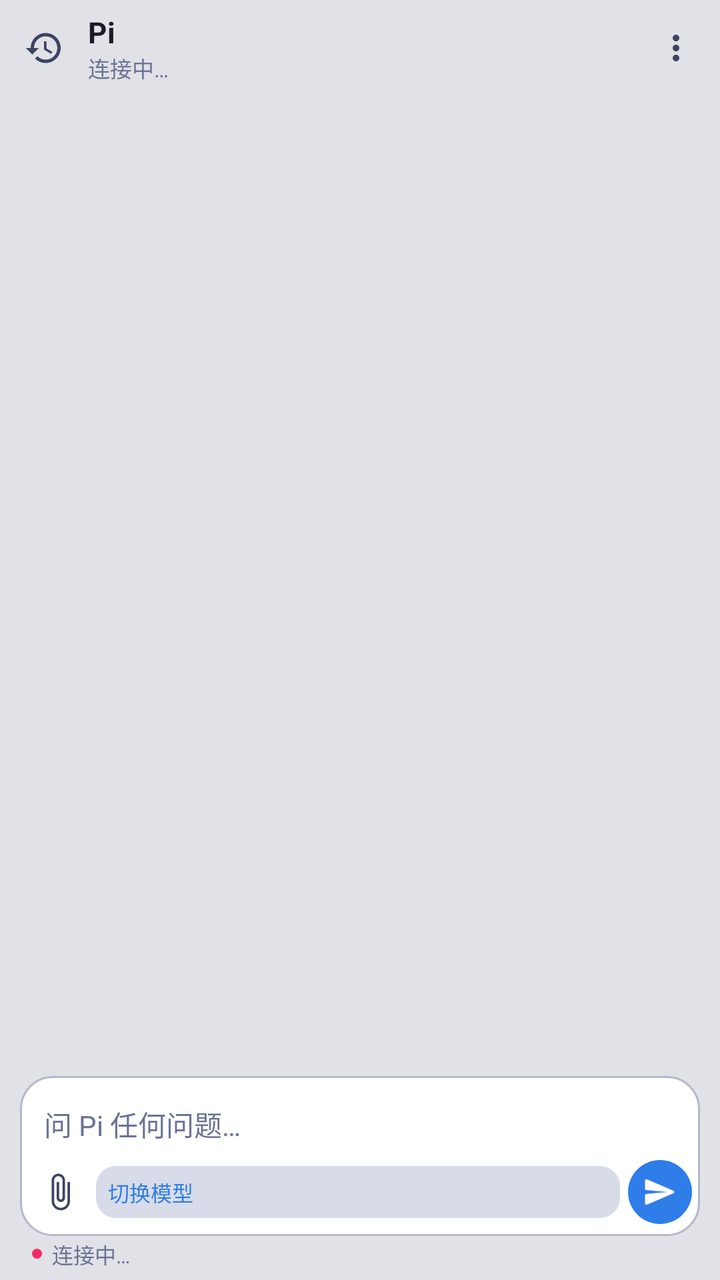
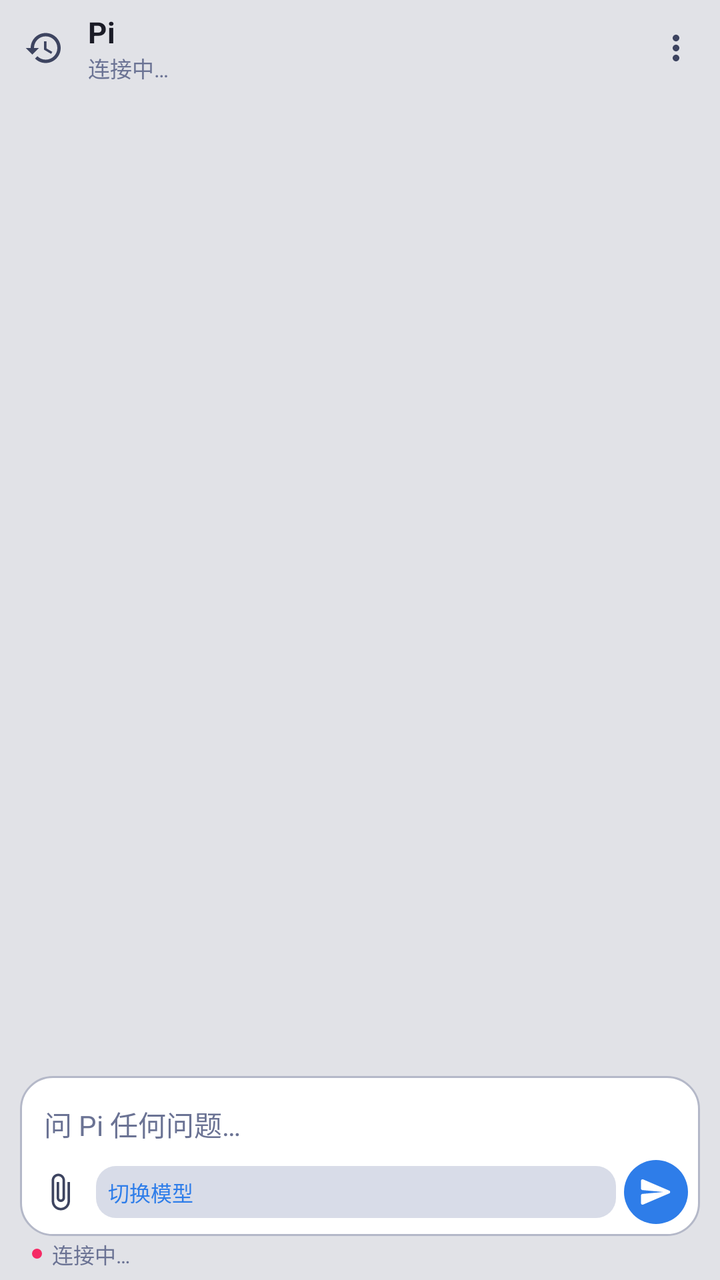

The first picture is an Android layout as it rendered before a commit; the second is the same layout after the commit. The layout source and the unified diff follow.
<!-- AndroidManifest.xml: application theme AppTheme -->
<!-- res/layout/activity_main.xml -->
<?xml version="1.0" encoding="utf-8"?>
<LinearLayout xmlns:android="http://schemas.android.com/apk/res/android"
    android:id="@+id/root"
    android:layout_width="match_parent"
    android:layout_height="match_parent"
    android:background="@color/bg_base"
    android:orientation="vertical">

    
    <LinearLayout
        android:id="@+id/top_bar"
        android:layout_width="match_parent"
        android:layout_height="wrap_content"
        android:background="@color/bg_base"
        android:orientation="vertical"
        android:paddingBottom="2dp">

        <LinearLayout
            android:id="@+id/toolbar_row"
            android:layout_width="match_parent"
            android:layout_height="48dp"
            android:gravity="center_vertical"
            android:orientation="horizontal"
            android:paddingStart="2dp"
            android:paddingEnd="2dp">

            <ImageButton
                android:id="@+id/btn_sessions"
                android:layout_width="40dp"
                android:layout_height="40dp"
                android:background="?attr/selectableItemBackgroundBorderless"
                android:contentDescription="@string/action_sessions"
                android:padding="10dp"
                android:scaleType="centerInside"
                android:src="@drawable/ic_history"
                android:tint="@color/text_secondary" />

            <LinearLayout
                android:layout_width="0dp"
                android:layout_height="wrap_content"
                android:layout_marginStart="2dp"
                android:layout_weight="1"
                android:orientation="vertical"
                android:paddingEnd="6dp">

                <TextView
                    android:id="@+id/session_title"
                    style="@style/ToolbarTitle"
                    android:layout_width="match_parent"
                    android:layout_height="wrap_content"
                    android:text="@string/app_name" />

                <TextView
                    android:id="@+id/session_meta"
                    style="@style/MonoMetaText"
                    android:layout_width="match_parent"
                    android:layout_height="wrap_content"
                    android:ellipsize="middle"
                    android:maxLines="1"
                    android:text="@string/status_connecting"
                    android:textColor="@color/text_muted"
                    android:textSize="11sp" />
            </LinearLayout>

            <TextView
                android:id="@+id/diff_badge"
                style="@style/MonoMetaText"
                android:layout_width="wrap_content"
                android:layout_height="wrap_content"
                android:layout_marginEnd="2dp"
                android:background="@drawable/bg_diff_badge"
                android:paddingStart="7dp"
                android:paddingTop="3dp"
                android:paddingEnd="7dp"
                android:paddingBottom="3dp"
                android:textSize="10.5sp"
                android:visibility="gone" />

            <ImageButton
                android:id="@+id/btn_overflow"
                android:layout_width="40dp"
                android:layout_height="40dp"
                android:background="?attr/selectableItemBackgroundBorderless"
                android:contentDescription="@string/action_more"
                android:padding="10dp"
                android:scaleType="centerInside"
                android:src="@drawable/ic_more_vert"
                android:tint="@color/text_secondary" />
        </LinearLayout>
    </LinearLayout>

    <LinearLayout
        android:id="@+id/reconnect_banner"
        android:layout_width="match_parent"
        android:layout_height="wrap_content"
        android:background="@drawable/bg_reconnect_banner"
        android:gravity="center_vertical"
        android:orientation="horizontal"
        android:paddingStart="12dp"
        android:paddingTop="8dp"
        android:paddingEnd="6dp"
        android:paddingBottom="8dp"
        android:visibility="gone">

        <TextView
            android:id="@+id/reconnect_text"
            android:layout_width="0dp"
            android:layout_height="wrap_content"
            android:layout_weight="1"
            android:text="@string/reconnect_banner"
            android:textColor="@color/pi_salmon"
            android:textSize="12.5sp" />

        <com.google.android.material.button.MaterialButton
            android:id="@+id/reconnect_btn"
            style="@style/Widget.Material3.Button.TextButton"
            android:layout_width="wrap_content"
            android:layout_height="wrap_content"
            android:minWidth="0dp"
            android:text="@string/reconnect_action"
            android:textColor="@color/pi_blue"
            android:textSize="13sp" />
    </LinearLayout>

    <FrameLayout
        android:layout_width="match_parent"
        android:layout_height="0dp"
        android:layout_weight="1">

        <androidx.recyclerview.widget.RecyclerView
            android:id="@+id/messages"
            android:layout_width="match_parent"
            android:layout_height="match_parent"
            android:clipToPadding="false"
            android:overScrollMode="never"
            android:paddingTop="2dp"
            android:paddingBottom="10dp" />

        <ImageButton
            android:id="@+id/scroll_bottom"
            android:layout_width="36dp"
            android:layout_height="36dp"
            android:layout_gravity="bottom|center_horizontal"
            android:layout_marginBottom="8dp"
            android:background="@drawable/bg_scroll_bottom"
            android:contentDescription="@string/scroll_to_bottom"
            android:elevation="2dp"
            android:padding="7dp"
            android:scaleType="centerInside"
            android:src="@drawable/ic_scroll_down"
            android:tint="@color/text_secondary"
            android:visibility="gone" />

        <LinearLayout
            android:id="@+id/empty_state"
            android:layout_width="match_parent"
            android:layout_height="wrap_content"
            android:layout_gravity="center"
            android:gravity="center_horizontal"
            android:orientation="vertical"
            android:paddingStart="32dp"
            android:paddingEnd="32dp"
            android:visibility="gone">

            <ImageView
                android:layout_width="40dp"
                android:layout_height="40dp"
                android:alpha="0.9"
                android:contentDescription="@string/app_name"
                android:src="@drawable/ic_pi_logo" />

            <TextView
                android:id="@+id/empty_title"
                android:layout_width="wrap_content"
                android:layout_height="wrap_content"
                android:layout_marginTop="14dp"
                android:text="@string/empty_title"
                android:textColor="@color/text_primary"
                android:textSize="17sp"
                android:textStyle="bold" />

            <TextView
                android:id="@+id/empty_body"
                android:layout_width="match_parent"
                android:layout_height="wrap_content"
                android:layout_marginTop="6dp"
                android:gravity="center"
                android:lineSpacingMultiplier="1.25"
                android:text="@string/empty_body"
                android:textColor="@color/text_secondary"
                android:textSize="13sp" />

            <com.google.android.material.button.MaterialButton
                android:id="@+id/empty_action"
                style="@style/Widget.Material3.Button.TextButton"
                android:layout_width="wrap_content"
                android:layout_height="wrap_content"
                android:layout_marginTop="8dp"
                android:text="@string/empty_open_settings"
                android:textColor="@color/pi_blue"
                android:visibility="gone" />

            <LinearLayout
                android:id="@+id/suggest_row"
                android:layout_width="match_parent"
                android:layout_height="wrap_content"
                android:layout_marginTop="20dp"
                android:gravity="center"
                android:orientation="vertical" />
        </LinearLayout>
    </FrameLayout>

    <LinearLayout
        android:id="@+id/slash_panel"
        android:layout_width="match_parent"
        android:layout_height="wrap_content"
        android:background="@drawable/bg_slash_panel"
        android:elevation="2dp"
        android:orientation="vertical"
        android:paddingTop="4dp"
        android:paddingBottom="2dp"
        android:visibility="gone">

        <TextView
            android:layout_width="match_parent"
            android:layout_height="wrap_content"
            android:paddingStart="14dp"
            android:paddingEnd="14dp"
            android:paddingBottom="2dp"
            android:text="@string/slash_hint_title"
            android:textColor="@color/text_muted"
            android:textSize="11sp" />

        <androidx.recyclerview.widget.RecyclerView
            android:id="@+id/slash_list"
            android:layout_width="match_parent"
            android:layout_height="wrap_content"
            android:nestedScrollingEnabled="false"
            android:overScrollMode="never" />
    </LinearLayout>

    
    <LinearLayout
        android:id="@+id/actions"
        android:layout_width="match_parent"
        android:layout_height="wrap_content"
        android:layout_marginStart="10dp"
        android:layout_marginEnd="10dp"
        android:layout_marginBottom="6dp"
        android:background="@drawable/bg_approval_card"
        android:orientation="vertical"
        android:paddingStart="12dp"
        android:paddingTop="10dp"
        android:paddingEnd="12dp"
        android:paddingBottom="10dp"
        android:visibility="gone">

        <TextView
            android:id="@+id/actions_title"
            android:layout_width="match_parent"
            android:layout_height="wrap_content"
            android:textColor="@color/pi_amber"
            android:textSize="13sp"
            android:textStyle="bold" />

        <TextView
            android:id="@+id/actions_body"
            style="@style/MonoMetaText"
            android:layout_width="match_parent"
            android:layout_height="wrap_content"
            android:layout_marginTop="6dp"
            android:background="@drawable/bg_tool_output"
            android:maxLines="8"
            android:padding="8dp"
            android:scrollHorizontally="false"
            android:textColor="@color/text_secondary"
            android:textIsSelectable="true"
            android:textSize="11.5sp"
            android:visibility="gone" />

        <EditText
            android:id="@+id/actions_input"
            android:layout_width="match_parent"
            android:layout_height="wrap_content"
            android:layout_marginTop="6dp"
            android:background="@drawable/bg_composer"
            android:hint=""
            android:maxLines="5"
            android:padding="10dp"
            android:scrollHorizontally="false"
            android:textColor="@color/text_primary"
            android:textColorHint="@color/text_muted"
            android:textSize="14sp"
            android:visibility="gone" />

        <LinearLayout
            android:id="@+id/actions_buttons"
            android:layout_width="match_parent"
            android:layout_height="wrap_content"
            android:layout_marginTop="8dp"
            android:gravity="end"
            android:orientation="horizontal" />
    </LinearLayout>

    <TextView
        android:id="@+id/generation_status"
        style="@style/MonoMetaText"
        android:layout_width="match_parent"
        android:layout_height="wrap_content"
        android:ellipsize="end"
        android:maxLines="1"
        android:paddingStart="14dp"
        android:paddingTop="1dp"
        android:paddingEnd="14dp"
        android:paddingBottom="1dp"
        android:textColor="@color/text_muted"
        android:textSize="11sp"
        android:visibility="gone" />

    
    <LinearLayout
        android:id="@+id/composer_bar"
        android:layout_width="match_parent"
        android:layout_height="wrap_content"
        android:orientation="vertical"
        android:paddingStart="10dp"
        android:paddingTop="2dp"
        android:paddingEnd="10dp"
        android:paddingBottom="4dp">

        <LinearLayout
            android:layout_width="match_parent"
            android:layout_height="wrap_content"
            android:background="@drawable/bg_composer_card"
            android:orientation="vertical"
            android:paddingStart="2dp"
            android:paddingTop="4dp"
            android:paddingEnd="2dp"
            android:paddingBottom="4dp">

            <HorizontalScrollView
                android:id="@+id/attachment_scroller"
                android:layout_width="match_parent"
                android:layout_height="wrap_content"
                android:layout_marginStart="6dp"
                android:layout_marginEnd="6dp"
                android:layout_marginBottom="2dp"
                android:scrollbars="none"
                android:visibility="gone">

                <LinearLayout
                    android:id="@+id/attachment_row"
                    android:layout_width="wrap_content"
                    android:layout_height="wrap_content"
                    android:orientation="horizontal" />
            </HorizontalScrollView>

            <EditText
                android:id="@+id/composer"
                style="@style/ComposerText"
                android:layout_width="match_parent"
                android:layout_height="wrap_content"
                android:background="@android:color/transparent"
                android:hint="@string/hint_message"
                android:imeOptions="actionNone|flagNoExtractUi"
                android:inputType="textMultiLine|textCapSentences"
                android:maxLines="6"
                android:minHeight="36dp"
                android:paddingStart="10dp"
                android:paddingTop="6dp"
                android:paddingEnd="10dp"
                android:paddingBottom="2dp" />

            
            <LinearLayout
                android:layout_width="match_parent"
                android:layout_height="36dp"
                android:gravity="center_vertical"
                android:orientation="horizontal"
                android:paddingStart="2dp"
                android:paddingEnd="2dp">

                <ImageButton
                    android:id="@+id/btn_attach"
                    android:layout_width="32dp"
                    android:layout_height="32dp"
                    android:background="?attr/selectableItemBackgroundBorderless"
                    android:contentDescription="@string/action_attach"
                    android:padding="6dp"
                    android:scaleType="centerInside"
                    android:src="@drawable/ic_attach"
                    android:tint="@color/text_secondary" />

                <TextView
                    android:id="@+id/model_chip"
                    style="@style/MonoMetaText"
                    android:layout_width="0dp"
                    android:layout_height="26dp"
                    android:layout_marginStart="2dp"
                    android:layout_marginEnd="4dp"
                    android:layout_weight="1"
                    android:background="@drawable/bg_status_chip"
                    android:clickable="true"
                    android:ellipsize="end"
                    android:focusable="true"
                    android:gravity="center_vertical"
                    android:maxLines="1"
                    android:minWidth="36dp"
                    android:paddingStart="6dp"
                    android:paddingEnd="6dp"
                    android:singleLine="true"
                    android:text="@string/action_model"
                    android:textColor="@color/pi_blue"
                    android:textSize="10.5sp" />

                <LinearLayout
                    android:id="@+id/steer_toggle"
                    android:layout_width="wrap_content"
                    android:layout_height="26dp"
                    android:layout_marginEnd="2dp"
                    android:background="@drawable/bg_segmented"
                    android:orientation="horizontal"
                    android:visibility="gone">

                    <TextView
                        android:id="@+id/steer_mode_plan"
                        style="@style/MonoMetaText"
                        android:layout_width="wrap_content"
                        android:layout_height="match_parent"
                        android:gravity="center"
                        android:paddingStart="5dp"
                        android:paddingEnd="5dp"
                        android:text="@string/composer_plan"
                        android:textColor="@color/text_muted"
                        android:textSize="10sp" />

                    <TextView
                        android:id="@+id/steer_mode_steer"
                        style="@style/MonoMetaText"
                        android:layout_width="wrap_content"
                        android:layout_height="match_parent"
                        android:background="@drawable/bg_segmented_on"
                        android:gravity="center"
                        android:paddingStart="5dp"
                        android:paddingEnd="5dp"
                        android:text="@string/composer_steer"
                        android:textColor="@color/md_theme_onPrimary"
                        android:textSize="10sp" />

                    <TextView
                        android:id="@+id/steer_mode_queue"
                        style="@style/MonoMetaText"
                        android:layout_width="wrap_content"
                        android:layout_height="match_parent"
                        android:gravity="center"
                        android:paddingStart="5dp"
                        android:paddingEnd="5dp"
                        android:text="@string/composer_queue"
                        android:textColor="@color/text_muted"
                        android:textSize="10sp" />
                </LinearLayout>

                <ImageButton
                    android:id="@+id/btn_stop"
                    android:layout_width="32dp"
                    android:layout_height="32dp"
                    android:background="?attr/selectableItemBackgroundBorderless"
                    android:contentDescription="@string/action_stop"
                    android:padding="6dp"
                    android:scaleType="centerInside"
                    android:src="@drawable/ic_stop"
                    android:tint="@color/status_offline"
                    android:visibility="gone" />

                <ImageButton
                    android:id="@+id/send"
                    android:layout_width="32dp"
                    android:layout_height="32dp"
                    android:background="@drawable/bg_send_button"
                    android:contentDescription="@string/action_send"
                    android:padding="7dp"
                    android:scaleType="centerInside"
                    android:src="@drawable/ic_send"
                    android:tint="@color/md_theme_onPrimary" />
            </LinearLayout>
        </LinearLayout>

        
        <LinearLayout
            android:id="@+id/status_footer"
            android:layout_width="match_parent"
            android:layout_height="18dp"
            android:gravity="center_vertical"
            android:orientation="horizontal"
            android:paddingStart="6dp"
            android:paddingTop="0dp"
            android:paddingEnd="6dp"
            android:paddingBottom="0dp">

            <View
                android:id="@+id/status_dot"
                android:layout_width="5dp"
                android:layout_height="5dp"
                android:background="@drawable/ic_status_dot" />

            <TextView
                android:id="@+id/status_text"
                style="@style/MonoMetaText"
                android:layout_width="0dp"
                android:layout_height="wrap_content"
                android:layout_marginStart="5dp"
                android:layout_weight="1"
                android:ellipsize="end"
                android:maxLines="1"
                android:singleLine="true"
                android:text="@string/status_connecting"
                android:textColor="@color/text_muted"
                android:textSize="10.5sp" />

            <TextView
                android:id="@+id/footer_sep"
                style="@style/MonoMetaText"
                android:layout_width="wrap_content"
                android:layout_height="wrap_content"
                android:paddingStart="4dp"
                android:paddingEnd="4dp"
                android:text="·"
                android:textColor="@color/text_faint"
                android:textSize="10.5sp"
                android:visibility="gone" />

            <FrameLayout
                android:id="@+id/context_bar_wrap"
                android:layout_width="28dp"
                android:layout_height="4dp"
                android:layout_marginEnd="4dp"
                android:background="@drawable/bg_context_bar_track"
                android:visibility="gone">

                <View
                    android:id="@+id/context_bar_fill"
                    android:layout_width="0dp"
                    android:layout_height="match_parent"
                    android:background="@drawable/bg_context_bar_fill" />
            </FrameLayout>

            <TextView
                android:id="@+id/footer_stats"
                style="@style/MonoMetaText"
                android:layout_width="wrap_content"
                android:layout_height="wrap_content"
                android:ellipsize="end"
                android:maxLines="1"
                android:maxWidth="160dp"
                android:singleLine="true"
                android:textColor="@color/text_faint"
                android:textSize="10.5sp"
                android:visibility="gone" />
        </LinearLayout>
    </LinearLayout>

    
    <View
        android:id="@+id/status_chip"
        android:layout_width="0dp"
        android:layout_height="0dp"
        android:visibility="gone" />
</LinearLayout>
<!-- resources referenced by this layout -->
<resources>
  <color name="bg_base">#E1E2E7</color>
  <color name="md_theme_onPrimary">#FFFFFF</color>
  <color name="pi_amber">#B15C00</color>
  <color name="pi_blue">#2E7DE9</color>
  <color name="pi_salmon">#F52A65</color>
  <color name="status_offline">#F52A65</color>
  <color name="text_faint">#949BB8</color>
  <color name="text_muted">#6B7394</color>
  <color name="text_primary">#1A1B26</color>
  <color name="text_secondary">#3D4460</color>
  <!-- drawable bg_context_bar_fill (drawable) -->
  <?xml version="1.0" encoding="utf-8"?>
  <shape xmlns:android="http://schemas.android.com/apk/res/android"
      android:shape="rectangle">
      <solid android:color="@color/pi_blue" />
      <corners android:radius="2dp" />
  </shape>
  <!-- drawable bg_context_bar_track (drawable) -->
  <?xml version="1.0" encoding="utf-8"?>
  <shape xmlns:android="http://schemas.android.com/apk/res/android"
      android:shape="rectangle">
      <solid android:color="@color/bg_chip" />
      <corners android:radius="2dp" />
  </shape>
  <!-- drawable bg_diff_badge (drawable) -->
  <?xml version="1.0" encoding="utf-8"?>
  <shape xmlns:android="http://schemas.android.com/apk/res/android"
      android:shape="rectangle">
      <solid android:color="@color/bg_chip" />
      <corners android:radius="6dp" />
  </shape>
  <!-- drawable bg_segmented (drawable) -->
  <?xml version="1.0" encoding="utf-8"?>
  <shape xmlns:android="http://schemas.android.com/apk/res/android"
      android:shape="rectangle">
      <solid android:color="@color/bg_chip" />
      <corners android:radius="8dp" />
  </shape>
  <!-- drawable bg_segmented_on (drawable) -->
  <?xml version="1.0" encoding="utf-8"?>
  <shape xmlns:android="http://schemas.android.com/apk/res/android"
      android:shape="rectangle">
      <solid android:color="@color/md_theme_primary" />
      <corners android:radius="8dp" />
  </shape>
  <!-- drawable bg_status_chip (drawable) -->
  <?xml version="1.0" encoding="utf-8"?>
  <shape xmlns:android="http://schemas.android.com/apk/res/android"
      android:shape="rectangle">
      <solid android:color="@color/bg_chip" />
      <corners android:radius="10dp" />
  </shape>
  <!-- drawable bg_tool_output (drawable) -->
  <?xml version="1.0" encoding="utf-8"?>
  <shape xmlns:android="http://schemas.android.com/apk/res/android"
      android:shape="rectangle">
      <solid android:color="@color/bg_code" />
      <corners android:radius="8dp" />
  </shape>
  <string name="action_attach">添加图片或文件</string>
  <string name="action_model">切换模型</string>
  <string name="action_more">更多</string>
  <string name="action_send">发送</string>
  <string name="action_sessions">会话列表</string>
  <string name="action_stop">停止</string>
  <string name="app_name">Pi</string>
  <string name="composer_plan">计划</string>
  <string name="composer_queue">排队</string>
  <string name="composer_steer">引导</string>
  <string name="empty_body">连上 Termux 里的连接器后即可开始。</string>
  <string name="empty_open_settings">打开设置</string>
  <string name="empty_title">今天想聊点什么？</string>
  <string name="hint_message">问 Pi 任何问题…</string>
  <string name="reconnect_action">重新连接</string>
  <string name="reconnect_banner">连接器未响应，请检查 Termux</string>
  <string name="scroll_to_bottom">回到底部</string>
  <string name="slash_hint_title">命令</string>
  <string name="status_connecting">连接中…</string>
  <color name="approval_bg">#FFF4E8</color>
  <color name="approval_border">#B15C00</color>
  <color name="bg_composer">#FFFFFF</color>
  <color name="bg_composer_stroke">#B4B8C8</color>
  <color name="bg_chip">#D8DCE8</color>
  <color name="pi_blue_press">#1A66D1</color>
  <color name="bg_elevated">#F0F1F5</color>
  <color name="divider">#C4C8DA</color>
  <color name="md_theme_primary">#2E7DE9</color>
  <color name="bg_code">#D0D5E3</color>
  <color name="md_theme_secondary">#5A4A8A</color>
  <color name="md_theme_tertiary">#B15C00</color>
  <!-- unchanged entries left out for length: 19 -->
</resources>

<!-- the commit's change to res/layout/activity_main.xml (unified diff, before → after) -->
@@ -378,7 +378,7 @@
                 android:gravity="center_vertical"
                 android:orientation="horizontal"
                 android:paddingStart="2dp"
-                android:paddingEnd="2dp">
+                android:paddingEnd="4dp">
 
                 <ImageButton
                     android:id="@+id/btn_attach"
